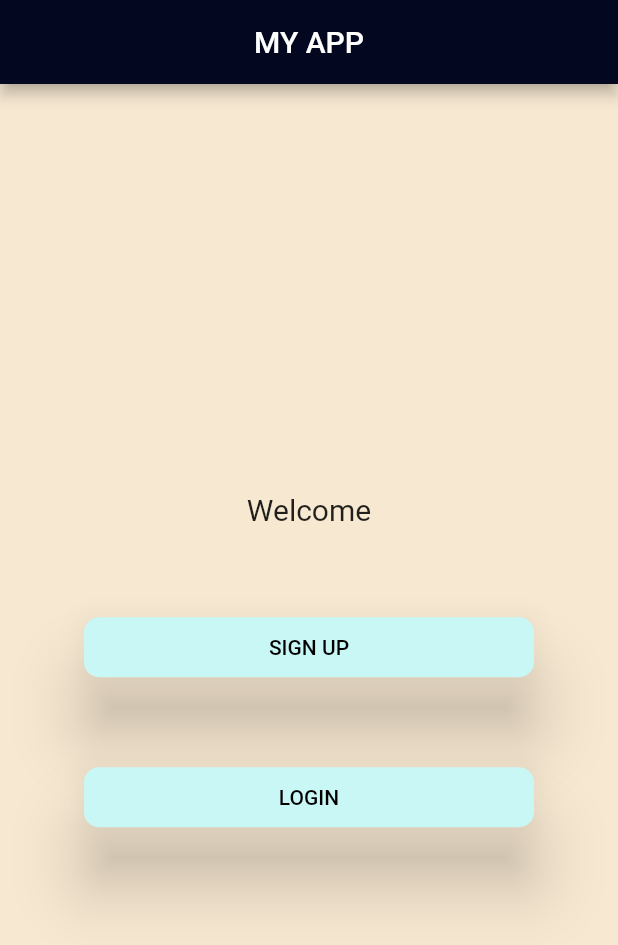
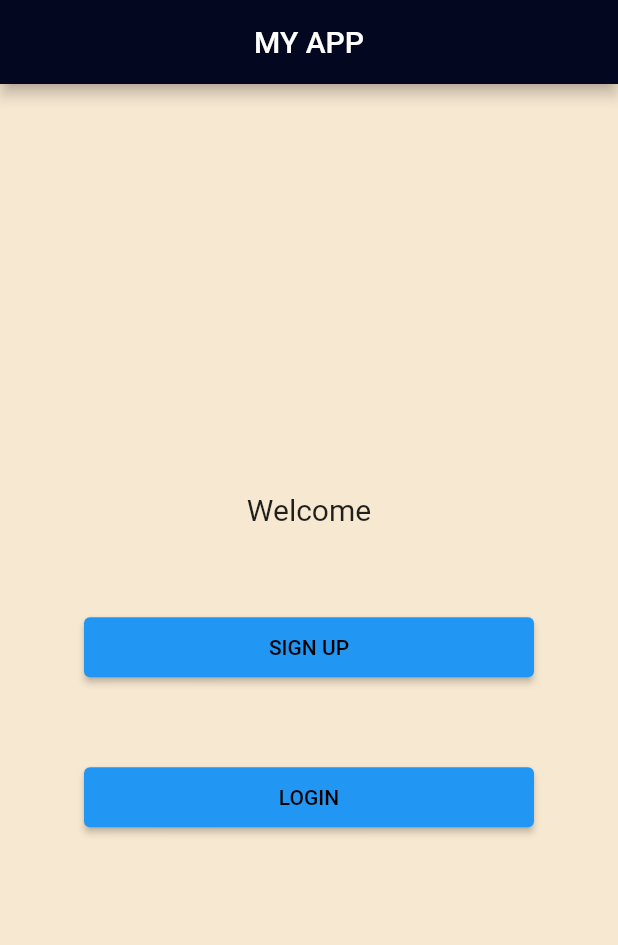
Before and after one commit to raghav-kapahi/testing_backend, a Flutter app: the screen it shows after launch, on a phone screen of 412 x 824 dp. Shown: the top 945 px of the screen. Run offline on Flutter 3.47's test engine with Material 2 defaults, Android fonts, the phone set to English and light mode, and no system bars; drawn by our look-alikes of animated_text_kit; our stand-ins replace animated_splash_screen, cloud_firestore, firebase_auth, firebase_core, page_transition, pinput and 1 more; accounts and stored records are empty; Roboto replaces fonts that are missing (Koho).

Commit message:
my second commit

```diff
--- a/lib/main.dart
+++ b/lib/main.dart
@@ -109,12 +109,12 @@ class MyHomePage extends StatelessWidget {
             Container(
               width: 300,
               height: 40,
-              child: RaisedButton(
-                shape: RoundedRectangleBorder(
-                  borderRadius: BorderRadius.circular(10.0),
-                ),
-                elevation: 20.0,
-                color: Color(0xffc9f7f6),
+              child: ElevatedButton(
+                // shape: RoundedRectangleBorder(
+                //   borderRadius: BorderRadius.circular(10.0),
+                // ),
+                // elevation: 20.0,
+                // color: Color(0xffc9f7f6),
                 child: Text(
                   'SIGN UP',
                   style: TextStyle(color: Colors.black, fontFamily: 'Koho'),
@@ -133,12 +133,12 @@ class MyHomePage extends StatelessWidget {
             Container(
               width: 300,
               height: 40,
-              child: RaisedButton(
-                shape: RoundedRectangleBorder(
-                  borderRadius: BorderRadius.circular(10.0),
-                ),
-                elevation: 20.0,
-                color: Color(0xffc9f7f6),
+              child: ElevatedButton(
+                // shape: RoundedRectangleBorder(
+                //   borderRadius: BorderRadius.circular(10.0),
+                // ),
+                // elevation: 20.0,
+                // color: Color(0xffc9f7f6),
                 child: Text(
                   'LOGIN',
                   style: TextStyle(color: Colors.black, fontFamily: 'Koho'),
```
Also changed, not shown: lib/login.dart (+2 -6 lines), lib/signup.dart (+6 -6 lines), pubspec.lock, 11 other files.
